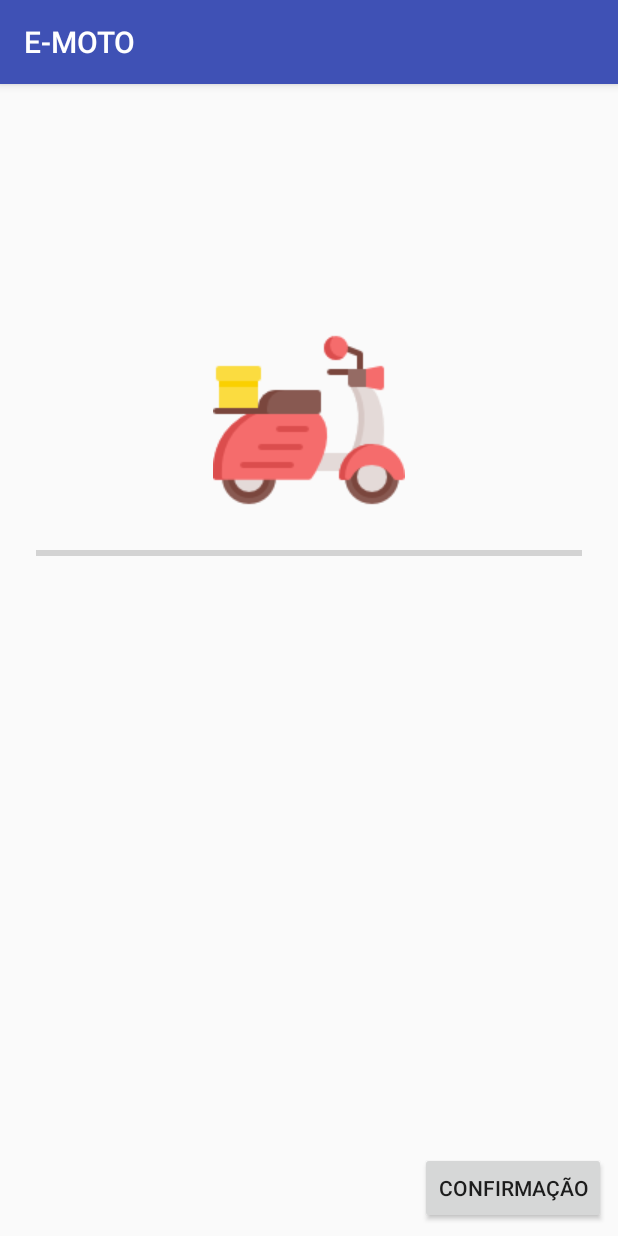
After one commit to HerculesGit/EMOTO, an Android app: the ConfirmacaoPiloto screen opened directly, with no data from a screen before it, on a phone screen of 412 x 824 dp. The commit adds this screen. Run offline under Robolectric (Android 15) with nearby library versions, the phone set to English and light mode, and no system bars.

Commit message:
Criacao da ConfiguracaoViagem.java Rename file: ConfirmacaoPiloto.java motocycler_delivery.png = 64

```diff
--- a/app/src/main/AndroidManifest.xml
+++ b/app/src/main/AndroidManifest.xml
@@ -19,8 +19,8 @@
         <activity android:name=".TipoServico" />
         <activity android:name=".LeveMe" />
         <activity android:name=".Encomenda" />
-        <activity android:name=".ConfirugacaoViagem" />
-        <activity android:name=".ProcurarPiloto"></activity>
+        <activity android:name=".ConfiguracaoViagem" />
+        <activity android:name=".ConfirmacaoPiloto"></activity>
     </application>
 
 </manifest>
--- /dev/null
+++ b/app/src/main/java/com/dominandoandroid/example/hercules/e_moto/ConfirmacaoPiloto.java
@@ -0,0 +1,60 @@
+package com.dominandoandroid.example.hercules.e_moto;
+
+import android.support.v7.app.AppCompatActivity;
+import android.os.Bundle;
+import android.view.View;
+import android.widget.ProgressBar;
+
+public class ConfirmacaoPiloto extends AppCompatActivity {
+
+    private ProgressBar progressBar;
+    @Override
+    protected void onCreate(Bundle savedInstanceState) {
+        super.onCreate(savedInstanceState);
+        setContentView(R.layout.activity_confirmacao_piloto);
+
+        progressBar = findViewById(R.id.progressBar);
+
+    }
+
+    public void carregarProgresso(View view){
+
+        //this.progresso+=10;
+        //progressBar.setProgress(progresso);
+
+        // simulação de carregamento
+        new Thread(new Runnable() {
+            @Override
+            public void run() {
+                for(int i=0;i<=100;i++){
+                    final int progresso = i;
+
+                    // thread para atualizar a interface; dentro de uma Thread normal não
+                    // faz atualização da tela
+                    runOnUiThread(new Runnable() {
+                        @Override
+                        public void run() {
+                            progressBar.setProgress(progresso);
+
+                            // fazer algo
+                            if (progresso == 100){
+                                // carregar tela com informações sobre o piloto
+
+                            }
+                        }
+                    });
+
+                    try {
+                        Thread.sleep(50);
+                    } catch (InterruptedException e) {
+                        e.printStackTrace();
+                    }
+
+                }
+
+            }
+        }).start();
+
+    }
+
+}
--- a/app/src/main/res/layout/activity_configuracao_viagem.xml
+++ b/app/src/main/res/layout/activity_configuracao_viagem.xml
@@ -4,7 +4,7 @@
     xmlns:tools="http://schemas.android.com/tools"
     android:layout_width="match_parent"
     android:layout_height="match_parent"
-    tools:context=".ConfirugacaoViagem">
+    tools:context=".ConfiguracaoViagem">
 
 
 
--- /dev/null
+++ b/app/src/main/res/layout/activity_confirmacao_piloto.xml
@@ -0,0 +1,80 @@
+<?xml version="1.0" encoding="utf-8"?>
+
+<!-- melhor
+
+<ScrollView xmlns:android="http://schemas.android.com/apk/res/android"
+    xmlns:app="http://schemas.android.com/apk/res-auto"
+    xmlns:tools="http://schemas.android.com/tools"
+    android:layout_width="match_parent"
+    android:layout_height="match_parent"
+    tools:context=".ConfirmacaoPiloto">
+
+
+    <android.support.constraint.ConstraintLayout
+        android:layout_width="match_parent"
+        android:layout_height="match_parent">
+
+    </android.support.constraint.ConstraintLayout>
+
+</ScrollView>
+
+-->
+
+
+<android.support.constraint.ConstraintLayout xmlns:android="http://schemas.android.com/apk/res/android"
+    xmlns:app="http://schemas.android.com/apk/res-auto"
+    xmlns:tools="http://schemas.android.com/tools"
+    android:layout_width="match_parent"
+    android:layout_height="match_parent"
+    tools:context=".ConfirmacaoPiloto"
+    tools:layout_editor_absoluteY="81dp">
+
+
+    <ImageView
+        android:id="@+id/logoMoto"
+        android:layout_width="wrap_content"
+        android:layout_height="wrap_content"
+        android:layout_marginEnd="16dp"
+        android:layout_marginLeft="16dp"
+        android:layout_marginRight="16dp"
+        android:layout_marginStart="16dp"
+        android:layout_marginTop="160dp"
+        android:contentDescription="@string/imagem_moto"
+        android:src="@drawable/motorcycle_delivery"
+        app:layout_constraintEnd_toEndOf="parent"
+        app:layout_constraintStart_toStartOf="parent"
+        app:layout_constraintTop_toTopOf="parent" />
+
+    <ProgressBar
+        android:id="@+id/progressBar"
+        style="?android:attr/progressBarStyleHorizontal"
+        android:layout_width="0dp"
+        android:layout_height="wrap_content"
+
+        android:layout_marginBottom="8dp"
+        android:layout_marginEnd="24dp"
+        android:layout_marginLeft="24dp"
+        android:layout_marginRight="24dp"
+        android:layout_marginStart="24dp"
+        android:layout_marginTop="8dp"
+
+        android:max="100"
+        app:layout_constraintBottom_toBottomOf="parent"
+        app:layout_constraintEnd_toEndOf="parent"
+        app:layout_constraintHorizontal_bias="0.0"
+        app:layout_constraintStart_toStartOf="parent"
+        app:layout_constraintTop_toBottomOf="@+id/logoMoto"
+        app:layout_constraintVertical_bias="0.02" />
+
+    <Button
+        android:onClick="carregarProgresso"
+        android:text="@string/confirmacao"
+        android:layout_width="wrap_content"
+        android:layout_height="wrap_content"
+        android:layout_marginBottom="8dp"
+        android:layout_marginEnd="8dp"
+        android:layout_marginRight="8dp"
+        app:layout_constraintBottom_toBottomOf="parent"
+        app:layout_constraintEnd_toEndOf="parent" />
+
+</android.support.constraint.ConstraintLayout>
--- a/app/src/main/res/values/strings.xml
+++ b/app/src/main/res/values/strings.xml
@@ -1,6 +1,8 @@
 <resources>
     <string name="app_name">E-MOTO</string>
     <string name="login">Login</string>
+    <string name="confirmacao">Confirmação</string>
+    <string name="imagem_moto">Imagem moto flat design</string>
 
     <string-array name="planets_array">
         <item>Mercury</item>
```
Also changed, not shown: app/src/main/java/com/dominandoandroid/example/hercules/e_moto/ConfiguracaoViagem.java (added, +13 -0 lines), app/src/main/java/com/dominandoandroid/example/hercules/e_moto/ConfirugacaoViagem.java (deleted, +0 -13 lines), app/src/main/java/com/dominandoandroid/example/hercules/e_moto/Encomenda.java (+10 -0 lines), app/src/main/java/com/dominandoandroid/example/hercules/e_moto/ProcurarPiloto.java (deleted, +0 -14 lines), app/src/main/res/layout/activity_procurar_piloto.xml (deleted, +0 -32 lines), app/src/main/res/drawable/motorcycle_delivery.png, 1 other file.
